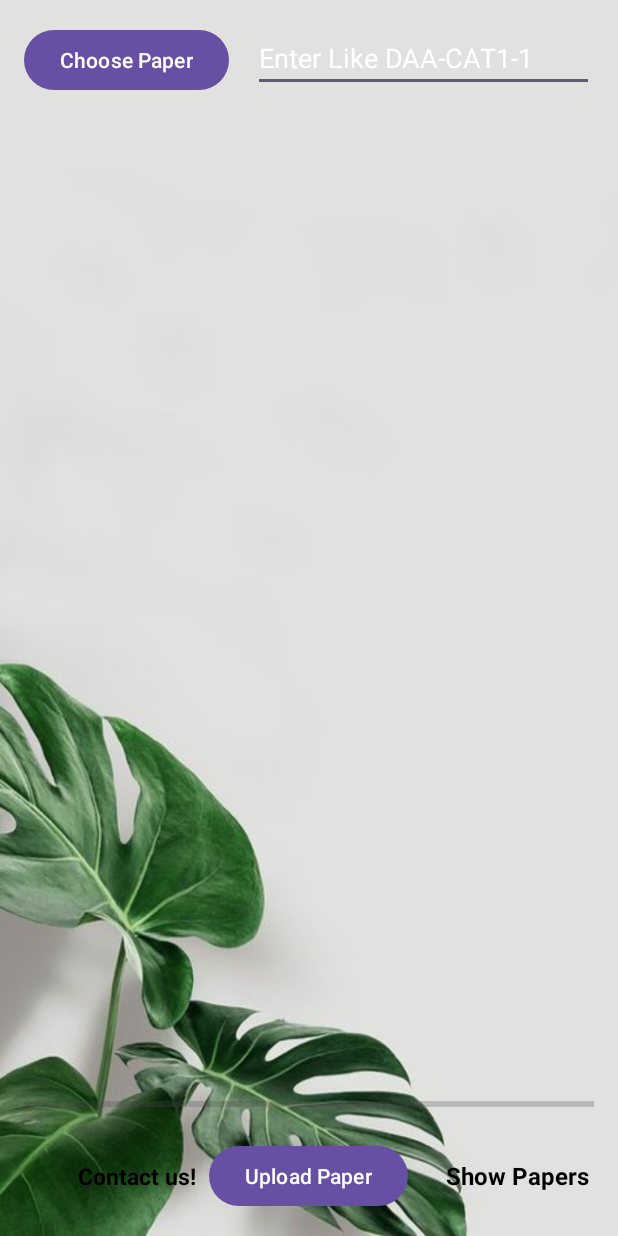
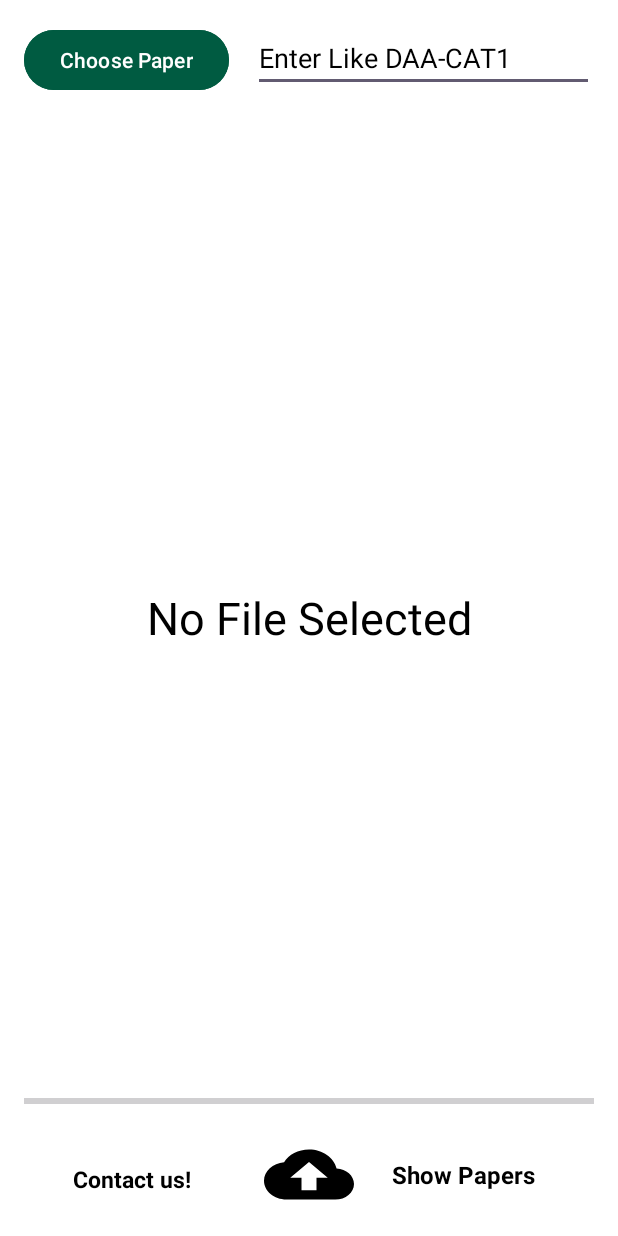
Before and after one commit to PRINCEKUMAR2025/VIT_PYQs, an Android app: the MainActivity screen opened directly, with no data from a screen before it, on a phone screen of 412 x 824 dp. Run offline under Robolectric (Android 15) with nearby library versions, the phone set to English and light mode, and no system bars; our stand-ins replace Firebase (no records; nobody signed in at launch, a user with empty details on screens opened directly), Picasso; pictures from the network do not load; 1 statement that could not run was skipped.

Commit message:
Theme changed

```diff
--- a/app/src/main/AndroidManifest.xml
+++ b/app/src/main/AndroidManifest.xml
@@ -16,7 +16,7 @@
         android:label="@string/app_name"
         android:roundIcon="@mipmap/ic_launcher_round"
         android:supportsRtl="true"
-        android:theme="@style/Theme.VITPYQs"
+        android:theme="@style/Base.Theme.VITPYQs"
         tools:targetApi="31">
         <activity
             android:name=".SplashScreen"
--- a/app/src/main/java/com/example/vitpyqs/Login.java
+++ b/app/src/main/java/com/example/vitpyqs/Login.java
@@ -31,8 +31,8 @@ public class Login extends AppCompatActivity {
     private View mLoginFormView;
     private TextView tvLoad;
     EditText etMail,etPassword;
-    Button btnLogin,btnRegister;
-    TextView tvReset,textView4;
+    Button btnLogin;
+    TextView tvReset,btnRegister;
 
 
     @Override
@@ -49,7 +49,6 @@ public class Login extends AppCompatActivity {
         btnLogin=findViewById(R.id.btnLogin);
         btnRegister=findViewById(R.id.btnRegister);
         tvReset=findViewById(R.id.tvReset);
-        textView4=findViewById(R.id.textView4);
 
         ImageSlider imageSlider=findViewById(R.id.imageSlider);
         ArrayList<SlideModel> slideModels=new ArrayList<>();
--- a/app/src/main/java/com/example/vitpyqs/MainActivity.java
+++ b/app/src/main/java/com/example/vitpyqs/MainActivity.java
@@ -10,6 +10,7 @@ import android.view.View;
 import android.webkit.MimeTypeMap;
 import android.widget.Button;
 import android.widget.EditText;
+import android.widget.ImageButton;
 import android.widget.ImageView;
 import android.widget.ProgressBar;
 import android.widget.TextView;
@@ -18,6 +19,7 @@ import android.widget.Toast;
 import androidx.annotation.NonNull;
 import androidx.appcompat.app.AppCompatActivity;
 
+import com.airbnb.lottie.LottieAnimationView;
 import com.google.android.gms.tasks.OnFailureListener;
 import com.google.android.gms.tasks.OnSuccessListener;
 import com.google.android.gms.tasks.Task;
@@ -35,8 +37,8 @@ public class MainActivity extends AppCompatActivity {
     private static final int PICK_IMAGE_REQUEST = 1;
 
     private Button mButtonChooseImage;
-    private Button mButtonUpload;
-    private TextView mTextViewShowUploads,contact_us;
+    private ImageButton mButtonUpload;
+    private TextView mTextViewShowUploads,contact_us,previewMessage;
     private EditText mEditTextFileName;
     private ImageView mImageView;
     private ProgressBar mProgressBar;
@@ -60,6 +62,7 @@ public class MainActivity extends AppCompatActivity {
         mButtonChooseImage = findViewById(R.id.button_choose_image);
         mButtonUpload = findViewById(R.id.button_upload);
         mTextViewShowUploads = findViewById(R.id.text_view_show_uploads);
+        previewMessage=findViewById(R.id.previewMessage);
         contact_us=findViewById(R.id.contact_us);
         mEditTextFileName = findViewById(R.id.edit_text_file_name);
         mImageView = findViewById(R.id.image_view);
@@ -70,13 +73,13 @@ public class MainActivity extends AppCompatActivity {
 
         if (email.equals(admin)){
             Toast.makeText(this, "Admin Access", Toast.LENGTH_LONG).show();
+        }else {
+            Toast.makeText(this, "Welcome: "+email, Toast.LENGTH_SHORT).show();
         }
-
-        Toast.makeText(this, "Welcome: "+email, Toast.LENGTH_SHORT).show();
-
         mButtonChooseImage.setOnClickListener(new View.OnClickListener() {
             @Override
             public void onClick(View v) {
+                previewMessage.setVisibility(View.INVISIBLE);
                 openFileChooser();
             }
         });
--- /dev/null
+++ b/app/src/main/res/drawable/uploadlogo.xml
@@ -0,0 +1,5 @@
+<vector android:height="24dp" android:tint="#000000"
+    android:viewportHeight="24" android:viewportWidth="24"
+    android:width="24dp" xmlns:android="http://schemas.android.com/apk/res/android">
+    <path android:fillColor="@android:color/white" android:pathData="M19.35,10.04C18.67,6.59 15.64,4 12,4 9.11,4 6.6,5.64 5.35,8.04 2.34,8.36 0,10.91 0,14c0,3.31 2.69,6 6,6h13c2.76,0 5,-2.24 5,-5 0,-2.64 -2.05,-4.78 -4.65,-4.96zM14,13v4h-4v-4H7l5,-5 5,5h-3z"/>
+</vector>
--- a/app/src/main/res/layout/activity_main.xml
+++ b/app/src/main/res/layout/activity_main.xml
@@ -4,7 +4,7 @@
     xmlns:tools="http://schemas.android.com/tools"
     android:layout_width="match_parent"
     android:layout_height="match_parent"
-    android:background="@drawable/back"
+    android:background="@color/white"
     android:padding="16dp"
     tools:context="com.example.vitpyqs.MainActivity">
 
@@ -12,6 +12,8 @@
         android:id="@+id/button_choose_image"
         android:layout_width="wrap_content"
         android:layout_height="wrap_content"
+        android:backgroundTint="@color/primary"
+        android:textColor="@color/white"
         android:text="Choose Paper" />
 
     <EditText
@@ -19,10 +21,10 @@
         android:layout_width="match_parent"
         android:layout_height="wrap_content"
         android:layout_marginStart="16dp"
-        android:textColor="@color/black"
-        android:textColorHint="@color/white"
+        android:textColor="@color/primary"
+        android:textColorHint="@color/black"
         android:layout_toEndOf="@+id/button_choose_image"
-        android:hint="Enter Like DAA-CAT1-1" />
+        android:hint="Enter Like DAA-CAT1" />
 
     <ImageView
         android:id="@+id/image_view"
@@ -31,6 +33,16 @@
         android:layout_above="@id/progress_bar"
         android:layout_below="@id/edit_text_file_name"
         android:layout_marginTop="16dp" />
+
+    <TextView
+        android:id="@+id/previewMessage"
+        android:textSize="30dp"
+        android:text="No File Selected"
+        android:gravity="center"
+        android:layout_width="400dp"
+        android:layout_height="400dp"
+        android:layout_centerInParent="true"
+        android:textColor="@color/black"/>
 
     <ProgressBar
         android:id="@+id/progress_bar"
@@ -41,13 +53,13 @@
         android:layout_alignParentStart="true"
         android:layout_marginBottom="16dp" />
 
-    <Button
+    <ImageButton
         android:id="@+id/button_upload"
-        android:layout_width="wrap_content"
-        android:layout_height="wrap_content"
+        android:layout_width="60dp"
+        android:layout_height="50dp"
         android:layout_alignParentBottom="true"
         android:layout_centerHorizontal="true"
-        android:text="Upload Paper" />
+        android:background="@drawable/uploadlogo"/>
 
     <TextView
         android:id="@+id/text_view_show_uploads"
@@ -69,15 +81,18 @@
         android:layout_height="wrap_content"
         android:layout_alignTop="@+id/button_upload"
         android:layout_alignBottom="@+id/button_upload"
-        android:layout_marginStart="-244dp"
-        android:layout_marginTop="0dp"
-        android:layout_marginBottom="0dp"
+        android:layout_alignParentStart="true"
+        android:layout_marginStart="4dp"
+        android:layout_marginTop="3dp"
+        android:layout_marginEnd="20dp"
+        android:layout_marginBottom="-3dp"
+        android:layout_toStartOf="@+id/button_upload"
+        android:layout_toEndOf="@+id/button_upload"
         android:clickable="true"
+        android:gravity="center"
+        android:text="Contact us!"
         android:textColor="@color/black"
-        android:layout_toEndOf="@+id/button_upload"
-        android:gravity="center"
-        android:textStyle="bold"
-        android:text="      Contact us!"
-        android:textSize="15sp" />
+        android:textSize="15sp"
+        android:textStyle="bold" />
 
 </RelativeLayout>
--- a/app/src/main/res/layout/activity_register.xml
+++ b/app/src/main/res/layout/activity_register.xml
@@ -5,7 +5,7 @@
     android:layout_width="match_parent"
     android:layout_height="match_parent"
     android:orientation="vertical"
-    android:background="@drawable/back"
+    android:background="@color/white"
     tools:context="Register">
 
     <ProgressBar
@@ -116,6 +116,7 @@
             android:layout_marginRight="20dp"
             android:background="@drawable/buttons"
             android:text="Sign Up"
+            android:textAllCaps="false"
             android:textColor="@color/ic_launcher_background"
             android:textStyle="bold" />
     </LinearLayout>
--- a/app/src/main/res/layout/activity_splash_screen.xml
+++ b/app/src/main/res/layout/activity_splash_screen.xml
@@ -4,7 +4,7 @@
     xmlns:tools="http://schemas.android.com/tools"
     android:layout_width="match_parent"
     android:layout_height="match_parent"
-    android:background="@drawable/back"
+    android:background="@color/white"
     tools:context=".SplashScreen">
 
     <TextView
@@ -19,7 +19,7 @@
         android:layout_marginBottom="20dp"
         android:gravity="center"
         android:text="VITPYQs\nDesigned By Prince"
-        android:textColor="@color/white"
+        android:textColor="@color/primary"
         android:textSize="30dp"
         android:textStyle="bold" />
     <com.airbnb.lottie.LottieAnimationView
--- a/app/src/main/res/values-night/themes.xml
+++ b/app/src/main/res/values-night/themes.xml
@@ -2,6 +2,6 @@
     <!-- Base application theme. -->
     <style name="Base.Theme.VITPYQs" parent="Theme.Material3.DayNight.NoActionBar">
         <!-- Customize your dark theme here. -->
-        <!-- <item name="colorPrimary">@color/my_dark_primary</item> -->
+        <item name="colorPrimaryDark">@color/primary</item>
     </style>
 </resources>
--- a/app/src/main/res/values/themes.xml
+++ b/app/src/main/res/values/themes.xml
@@ -1,8 +1,8 @@
 <resources xmlns:tools="http://schemas.android.com/tools">
     <!-- Base application theme. -->
     <style name="Base.Theme.VITPYQs" parent="Theme.Material3.DayNight.NoActionBar">
-        <!-- Customize your light theme here. -->
-        <!-- <item name="colorPrimary">@color/my_light_primary</item> -->
+        <!-- Primary brand color. -->
+        <item name="colorPrimaryDark">@color/primary</item>
     </style>
 
     <style name="Theme.VITPYQs" parent="Base.Theme.VITPYQs" />
```
Also changed, not shown: app/src/main/java/com/example/vitpyqs/ContactUs.java (+0 -10 lines), app/src/main/res/layout/activity_contact_us.xml (+2 -32 lines), app/src/main/res/layout/activity_login.xml (+19 -18 lines).
